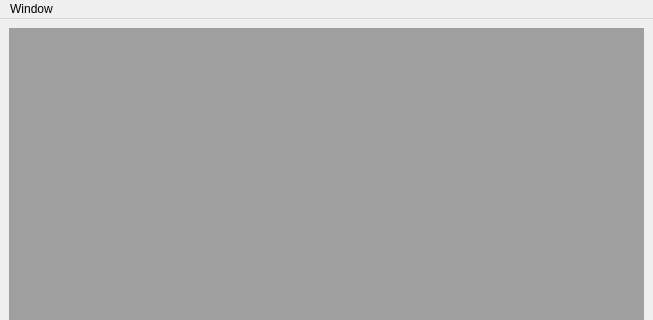
Before: the Qt Designer form qt_generated/BrowserMain.ui in keryil/leaparticulatorqt, drawn with Qt 5; both pictures show x 0 to 653 and y 0 to 320 of the 653 by 475 pixel window.
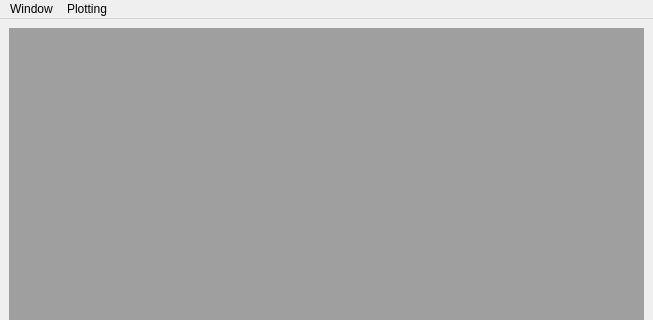
After: the same form once the commit is applied.

Commit message: Trajectory plotting works for MDI+Dock

```diff
--- a/qt_generated/BrowserMain.ui
+++ b/qt_generated/BrowserMain.ui
@@ -41,7 +41,14 @@
     </property>
     <addaction name="actionTile_windows"/>
    </widget>
+   <widget class="QMenu" name="menuPlotting">
+    <property name="title">
+     <string>Plotting</string>
+    </property>
+    <addaction name="actionNew_plot"/>
+   </widget>
    <addaction name="menuWindow"/>
+   <addaction name="menuPlotting"/>
   </widget>
   <widget class="QStatusBar" name="statusbar"/>
   <action name="actionTile_windows">
```
Left out of the diff: 5 changed lines with no effect on the pictures. The commit also changes 1 other file.
